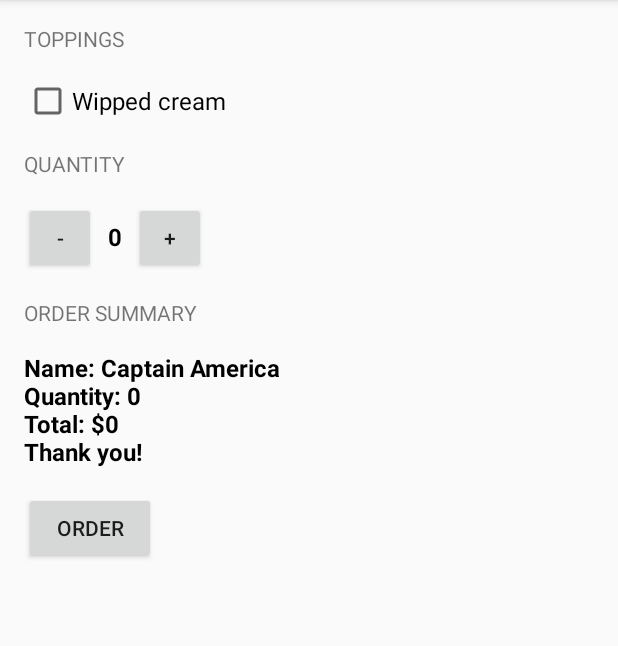
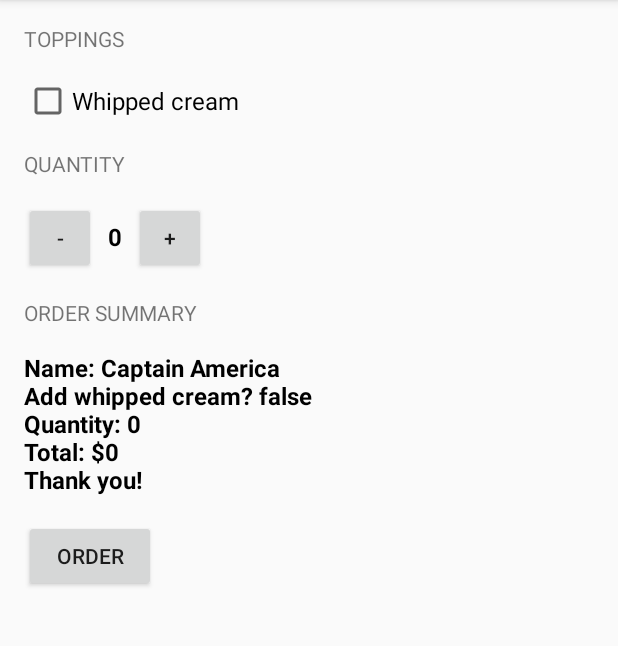
Before and after one commit to ShonenDi/Android-First-Look, an Android app: the screen it shows after launch (MainActivity), after a tap on "ORDER", on a phone screen of 412 x 824 dp, the part 84-730 px from its top. Run offline under Robolectric (Android 15) with nearby library versions, the phone set to English and light mode, and no system bars.

Commit message:
add check topping method and scroll view

```diff
--- a/Jast Java/app/src/main/java/com/example/justjava/MainActivity.java
+++ b/Jast Java/app/src/main/java/com/example/justjava/MainActivity.java
@@ -3,6 +3,7 @@ package com.example.justjava;
 
 import android.os.Bundle;
 import android.view.View;
+import android.widget.CheckBox;
 import android.widget.TextView;
 
 import androidx.appcompat.app.AppCompatActivity;
@@ -12,6 +13,7 @@ import androidx.appcompat.app.AppCompatActivity;
  */
 public class MainActivity extends AppCompatActivity {
     int quantity = 0;
+    boolean hasWhippedCream;
 
     @Override
     protected void onCreate(Bundle savedInstanceState) {
@@ -28,14 +30,6 @@ public class MainActivity extends AppCompatActivity {
     }
 
     /**
-     * This method is called when the plus button is clicked.
-     */
-    public void increment(View view) {
-        quantity = quantity + 1;
-        displayQuantity(quantity);
-    }
-
-    /**
      * This's method calculate total price of order
      *
      * @return data type int, total price of order
@@ -43,6 +37,16 @@ public class MainActivity extends AppCompatActivity {
     private int calculatePrice() {
         int pricePerCup = 5;
         return (quantity * pricePerCup);
+    }
+
+    public boolean checkAddToppings(boolean check){
+        CheckBox checkBox = findViewById(R.id.whipped_cream_check);
+        if(checkBox.isChecked()){
+            check = true;
+        }else {
+            check = false;
+        }
+        return check;
     }
 
     /**
@@ -54,8 +58,16 @@ public class MainActivity extends AppCompatActivity {
 
     private String createOrderSummary(int totalPrice) {
         String name = "Captain America";
-        String orderMassage = "Name: " + name + "\nQuantity: " + quantity + "\nTotal: $" + totalPrice + "\nThank you!";
+        String orderMassage = "Name: " + name + "\nAdd whipped cream? " + checkAddToppings(hasWhippedCream) + "\nQuantity: " + quantity + "\nTotal: $" + totalPrice + "\nThank you!";
         return orderMassage;
+    }
+
+    /**
+     * This method is called when the plus button is clicked.
+     */
+    public void increment(View view) {
+        quantity = quantity + 1;
+        displayQuantity(quantity);
     }
 
     /**
--- a/Jast Java/app/src/main/res/layout/activity_main.xml
+++ b/Jast Java/app/src/main/res/layout/activity_main.xml
@@ -1,26 +1,33 @@
 <?xml version="1.0" encoding="utf-8"?>
-<LinearLayout xmlns:android="http://schemas.android.com/apk/res/android"
+<ScrollView xmlns:android="http://schemas.android.com/apk/res/android"
+    android:layout_width="match_parent"
+    android:layout_height="match_parent"
+    android:orientation="vertical">
+
+    <LinearLayout
         android:layout_width="match_parent"
         android:layout_height="match_parent"
         android:orientation="vertical"
         android:paddingLeft="16dp"
         android:paddingTop="16dp"
         android:paddingRight="16dp"
-    android:paddingBottom="16dp"
-    >
+        android:paddingBottom="16dp">
+
         <TextView
             android:layout_width="wrap_content"
             android:layout_height="wrap_content"
+            android:layout_marginBottom="16dp"
             android:text="Toppings"
-        android:textAllCaps="true"
-        android:layout_marginBottom="16dp"/>
+            android:textAllCaps="true" />
+
         <CheckBox
+            android:id="@+id/whipped_cream_check"
             android:layout_width="wrap_content"
             android:layout_height="wrap_content"
             android:layout_marginRight="24dp"
             android:layout_marginBottom="16dp"
-        android:text="Wipped cream"
-        android:textSize="16sp"/>
+            android:text="Whipped cream"
+            android:textSize="16sp" />
 
         <TextView
             android:layout_width="wrap_content"
@@ -84,3 +91,4 @@
             android:text="order"
             android:textAllCaps="true" />
     </LinearLayout>
+</ScrollView>
```
Lines whose indentation alone changed are shown as unchanged.
